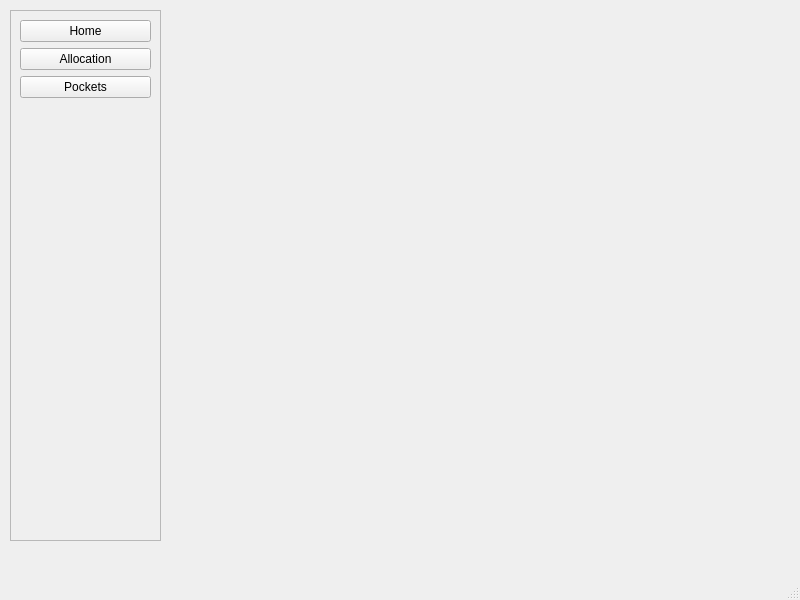
Before: the Qt Designer form ui/main_window.ui in fishija/fcontrol-personal-finance, drawn with Qt 5.
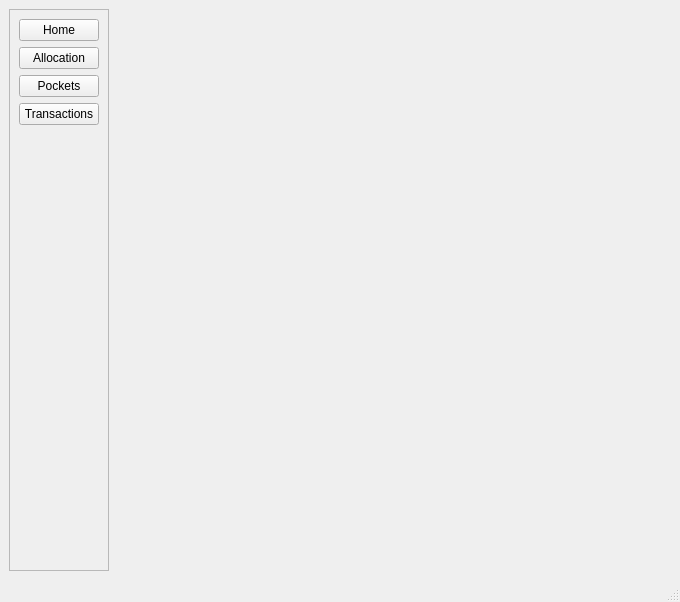
After: the same form once the commit is applied.

Commit message: Add transactions_widget to MainWindow (without functionality and further connections)

Diff of the .ui file:
```diff
--- a/ui/main_window.ui
+++ b/ui/main_window.ui
@@ -6,23 +6,17 @@
    <rect>
     <x>0</x>
     <y>0</y>
-    <width>800</width>
-    <height>600</height>
+    <width>680</width>
+    <height>602</height>
    </rect>
   </property>
   <property name="windowTitle">
    <string>MainWindow</string>
   </property>
   <widget class="QWidget" name="centralwidget">
+   <layout class="QHBoxLayout" name="horizontalLayout">
+    <item>
    <widget class="QFrame" name="frame">
-    <property name="geometry">
-     <rect>
-      <x>10</x>
-      <y>10</y>
-      <width>151</width>
-      <height>531</height>
-     </rect>
-    </property>
     <property name="frameShape">
      <enum>QFrame::Shape::StyledPanel</enum>
     </property>
@@ -54,6 +48,13 @@
        </property>
       </widget>
      </item>
+       <item>
+        <widget class="QPushButton" name="transactionsButton">
+         <property name="text">
+          <string>Transactions</string>
+         </property>
+        </widget>
+       </item>
      <item>
       <spacer name="verticalSpacer">
        <property name="orientation">
@@ -69,16 +70,11 @@
      </item>
     </layout>
    </widget>
-   <widget class="QStackedWidget" name="stackedWidget">
-    <property name="geometry">
-     <rect>
-      <x>180</x>
-      <y>10</y>
-      <width>561</width>
-      <height>511</height>
-     </rect>
-    </property>
-   </widget>
+    </item>
+    <item>
+     <widget class="QStackedWidget" name="stackedWidget"/>
+    </item>
+   </layout>
   </widget>
   <widget class="QMenuBar" name="menubar">
    <property name="geometry">
```
Left out of the diff: 2 changed lines with no effect on the pictures. Lines whose indentation alone changed are shown as unchanged. The commit also changes 3 other files.
